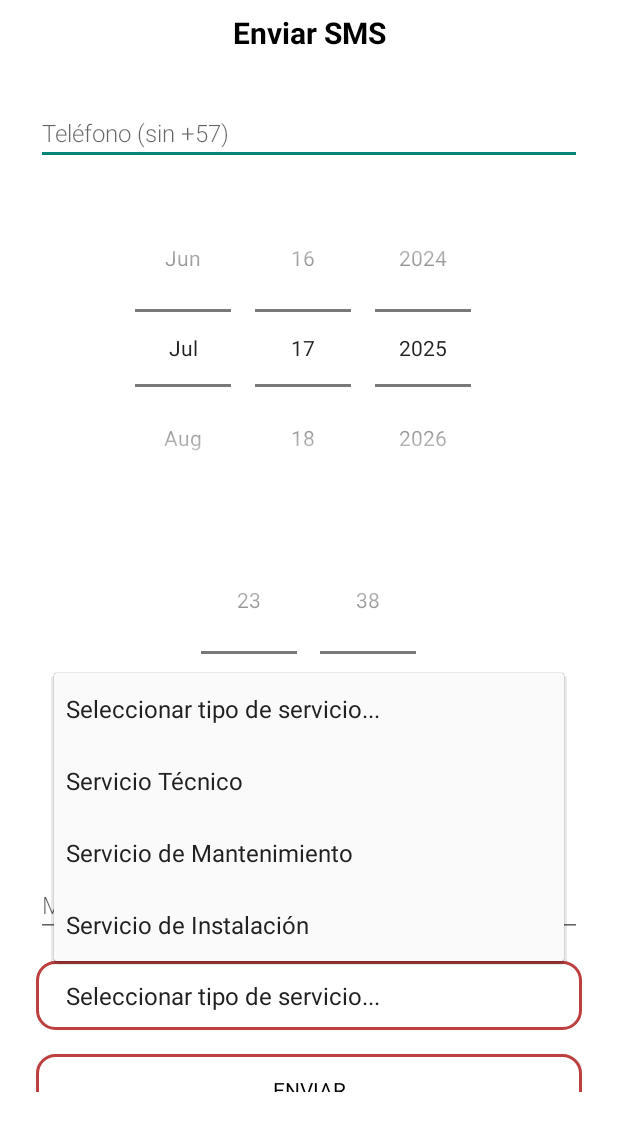
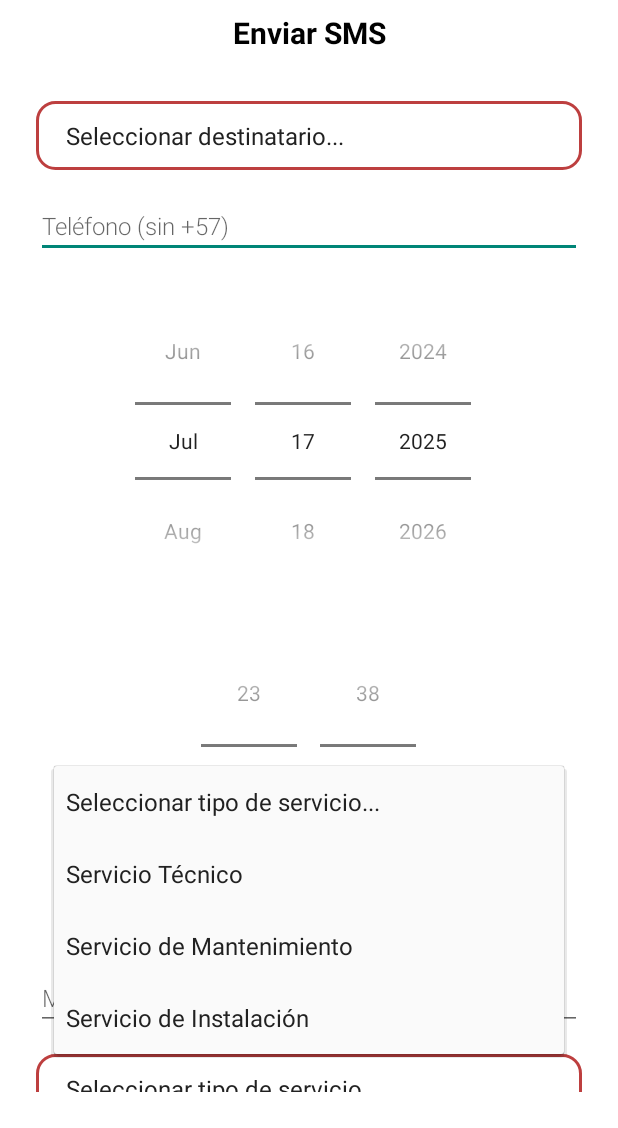
Before and after one commit to Jtoscanoa/BasculasyServicios, an Android app: the SendSmsWebhookActivity screen opened directly, with no data from a screen before it, after a tap on "Seleccionar tipo de servicio...", on a phone screen of 412 x 824 dp, the part 108-1236 px from its top. Run offline under Robolectric (Android 15) with nearby library versions, the phone set to English and light mode, and no system bars; 1 other tap on this screen came first.

Commit message:
Add recipient selection for SMS API and record messages

```diff
--- a/ProyectoByS/app/src/main/java/com/puropoo/proyectobys/MensajesSmsActivity.java
+++ b/ProyectoByS/app/src/main/java/com/puropoo/proyectobys/MensajesSmsActivity.java
@@ -14,7 +14,7 @@ public class MensajesSmsActivity extends AppCompatActivity {
         Button btnTecnico = findViewById(R.id.btnTecnico);
         Button btnCliente = findViewById(R.id.btnCliente);
 
-        btnEquipo.setOnClickListener(v -> openManagement("tecnico"));
+        btnEquipo.setOnClickListener(v -> openManagement("equipo"));
         btnTecnico.setOnClickListener(v -> openManagement("tecnico"));
         btnCliente.setOnClickListener(v -> openManagement("cliente"));
     }
--- a/ProyectoByS/app/src/main/java/com/puropoo/proyectobys/SendSmsWebhookActivity.java
+++ b/ProyectoByS/app/src/main/java/com/puropoo/proyectobys/SendSmsWebhookActivity.java
@@ -9,6 +9,9 @@ import android.widget.Spinner;
 import android.widget.TimePicker;
 import android.widget.Toast;
 
+import com.puropoo.proyectobys.DatabaseHelper;
+
+
 import androidx.appcompat.app.AppCompatActivity;
 
 import org.json.JSONObject;
@@ -19,6 +22,7 @@ import java.time.LocalTime;
 import java.time.ZoneId;
 import java.time.ZonedDateTime;
 import java.time.format.DateTimeFormatter;
+import com.puropoo.proyectobys.SmsNotification;
 
 import okhttp3.Call;
 import okhttp3.Callback;
@@ -34,6 +38,7 @@ public class SendSmsWebhookActivity extends AppCompatActivity {
     private DatePicker dpDate;
     private TimePicker tpTime;
     private Spinner spinnerServiceType;
+    private Spinner spinnerRecipientType;
     private Button btnSend;
 
     private static final String WEBHOOK_URL = "https://fhurtadoa2116.app.n8n.cloud/webhook-test/enviar-sms";
@@ -49,12 +54,18 @@ public class SendSmsWebhookActivity extends AppCompatActivity {
         tpTime = findViewById(R.id.tpTime);
         tpTime.setIs24HourView(true);
         spinnerServiceType = findViewById(R.id.spinnerServiceTypeSms);
+        spinnerRecipientType = findViewById(R.id.spinnerRecipientType);
         btnSend = findViewById(R.id.btnSendSms);
 
-        ArrayAdapter<CharSequence> adapter = ArrayAdapter.createFromResource(this,
+        ArrayAdapter<CharSequence> serviceAdapter = ArrayAdapter.createFromResource(this,
                 R.array.service_types, android.R.layout.simple_spinner_item);
-        adapter.setDropDownViewResource(android.R.layout.simple_spinner_dropdown_item);
-        spinnerServiceType.setAdapter(adapter);
+        serviceAdapter.setDropDownViewResource(android.R.layout.simple_spinner_dropdown_item);
+        spinnerServiceType.setAdapter(serviceAdapter);
+
+        ArrayAdapter<CharSequence> recipientAdapter = ArrayAdapter.createFromResource(this,
+                R.array.recipient_types, android.R.layout.simple_spinner_item);
+        recipientAdapter.setDropDownViewResource(android.R.layout.simple_spinner_dropdown_item);
+        spinnerRecipientType.setAdapter(recipientAdapter);
 
         btnSend.setOnClickListener(v -> sendSms());
     }
@@ -66,6 +77,12 @@ public class SendSmsWebhookActivity extends AppCompatActivity {
             return;
         }
 
+        int recipientPos = spinnerRecipientType.getSelectedItemPosition();
+        if (recipientPos <= 0) {
+            Toast.makeText(this, getString(R.string.select_recipient), Toast.LENGTH_SHORT).show();
+            return;
+        }
+
         int servicePos = spinnerServiceType.getSelectedItemPosition();
         if (servicePos <= 0) {
             Toast.makeText(this, getString(R.string.select_service), Toast.LENGTH_SHORT).show();
@@ -73,6 +90,18 @@ public class SendSmsWebhookActivity extends AppCompatActivity {
         }
 
         String serviceType = spinnerServiceType.getSelectedItem().toString();
+        String recipientType;
+        switch (recipientPos) {
+            case 1:
+                recipientType = "cliente";
+                break;
+            case 2:
+                recipientType = "tecnico";
+                break;
+            default:
+                recipientType = "equipo";
+                break;
+        }
 
         int day = dpDate.getDayOfMonth();
         int month = dpDate.getMonth() + 1;
@@ -85,11 +114,30 @@ public class SendSmsWebhookActivity extends AppCompatActivity {
         ZonedDateTime zoned = ZonedDateTime.of(date, time, ZoneId.of("America/Bogota"));
         String sendAt = zoned.format(DateTimeFormatter.ISO_OFFSET_DATE_TIME);
 
+        LocalDate serviceDate = date.plusDays(1);
+        LocalTime serviceTime = time;
+        String serviceDateStr = serviceDate.format(DateTimeFormatter.ofPattern("dd/MM/yyyy"));
+        String serviceTimeStr = serviceTime.format(DateTimeFormatter.ofPattern("HH:mm"));
+        String scheduledForDb = zoned.format(DateTimeFormatter.ofPattern("yyyy-MM-dd HH:mm"));
+
         String optional = etMessage.getText().toString().trim();
         String fullMessage = (optional + " " + serviceType + " " +
                 date.format(DateTimeFormatter.ofPattern("dd/MM/yyyy"))).trim();
 
         try {
+            DatabaseHelper db = new DatabaseHelper(this);
+            SmsNotification record = new SmsNotification(
+                    0,
+                    recipientType,
+                    phoneInput,
+                    serviceDateStr,
+                    serviceTimeStr,
+                    serviceType,
+                    optional,
+                    scheduledForDb
+            );
+            db.insertSmsNotification(record);
+
             JSONObject json = new JSONObject();
             json.put("phone", "+57" + phoneInput);
             json.put("message", fullMessage);
--- a/ProyectoByS/app/src/main/java/com/puropoo/proyectobys/SmsManagementActivity.java
+++ b/ProyectoByS/app/src/main/java/com/puropoo/proyectobys/SmsManagementActivity.java
@@ -56,10 +56,13 @@ public class SmsManagementActivity extends AppCompatActivity {
                         + " - Servicio: " + sms.getServiceType()
                         + " " + sms.getServiceDate() + " " + sms.getServiceTime();
             } else {
-                text = "Programado: " + sms.getScheduledSend()
+                text = "Programada " + sms.getScheduledSend()
                         + " a " + sms.getPhone()
                         + " - Servicio: " + sms.getServiceType()
                         + " " + sms.getServiceDate() + " " + sms.getServiceTime();
+                if (sms.getMessage() != null && !sms.getMessage().isEmpty()) {
+                    text += " Mensaje Opcional: " + sms.getMessage();
+                }
             }
             display.add(text);
         }
--- a/ProyectoByS/app/src/main/res/layout/activity_send_webhook_sms.xml
+++ b/ProyectoByS/app/src/main/res/layout/activity_send_webhook_sms.xml
@@ -44,6 +44,14 @@
             android:textColor="#000000"
             android:gravity="center"
             android:layout_marginBottom="32dp" />
+
+        <Spinner
+            android:id="@+id/spinnerRecipientType"
+            android:layout_width="match_parent"
+            android:layout_height="wrap_content"
+            android:layout_marginBottom="16dp"
+            android:background="@drawable/button_border_red"
+            android:padding="12dp" />
 
         <EditText
             android:id="@+id/etPhone"
--- a/ProyectoByS/app/src/main/res/values/strings.xml
+++ b/ProyectoByS/app/src/main/res/values/strings.xml
@@ -16,4 +16,13 @@
     <string name="select_request">Seleccionar solicitud...</string>
     <string name="select_service">Seleccionar servicio...</string>
 
+    <string-array name="recipient_types">
+        <item>Seleccionar destinatario...</item>
+        <item>Cliente</item>
+        <item>Técnico</item>
+        <item>Equipo técnico</item>
+    </string-array>
+
+    <string name="select_recipient">Seleccionar destinatario...</string>
+
 </resources>
```
